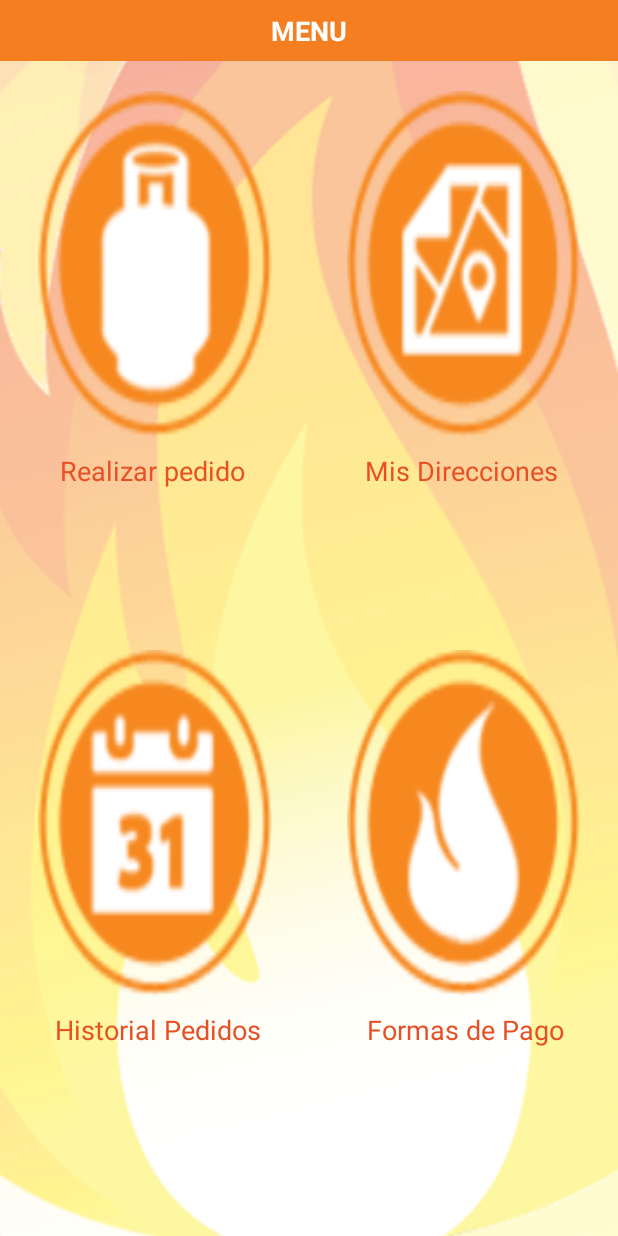
After one commit to MatiasHey/GasApp, an Android app: the layout menu_opciones.xml on its own in the app's theme, with its tools: preview values and no code run, on a phone screen of 412 x 824 dp. The commit adds this screen. Run offline under Robolectric (Android 15) with nearby library versions, the phone set to English and light mode, and no system bars.

Commit message:
Agregado Layout 'Menu-Opciones' -Agregadas Imagenes de Iconos -Agregadas funciones para testing en 'MainActivity'

```diff
--- a/app/src/main/java/com/gasapp/hey/gas/MainActivity.java
+++ b/app/src/main/java/com/gasapp/hey/gas/MainActivity.java
@@ -49,6 +49,10 @@ public class MainActivity extends ActionBarActivity {
         setContentView(R.layout.realizar_pedido);
     }
 
+    public void verMenu (View view){
+        setContentView(R.layout.menu_opciones);
+    }
+
     public void realizarPedido (View view){
         setContentView(R.layout.confirmar_pedido);
     }
--- a/app/src/main/res/layout/activity_main.xml
+++ b/app/src/main/res/layout/activity_main.xml
@@ -34,4 +34,13 @@
         android:onClick="verRealizarPedido"
         android:id="@+id/verPedido" />
 
+    <Button
+        android:layout_width="wrap_content"
+        android:layout_height="wrap_content"
+        android:layout_centerHorizontal="true"
+        android:layout_marginTop="150dp"
+        android:text="Ver Menu"
+        android:onClick="verMenu"
+        android:id="@+id/verMenu" />
+
 </RelativeLayout>
--- /dev/null
+++ b/app/src/main/res/layout/menu_opciones.xml
@@ -0,0 +1,136 @@
+<?xml version="1.0" encoding="utf-8"?>
+<LinearLayout xmlns:android="http://schemas.android.com/apk/res/android"
+    android:orientation="vertical" android:layout_width="match_parent"
+    android:layout_height="match_parent">
+    <FrameLayout
+        android:layout_width="fill_parent"
+        android:layout_height="wrap_content"
+        android:background="#f57e20">
+        <TextView
+            android:id="@+id/RegTitulo"
+            android:layout_width="wrap_content"
+            android:layout_height="wrap_content"
+            android:text="MENU"
+            android:textSize="8pt"
+            android:background="#f57e20"
+            android:textColor="#ffffff"
+            android:textStyle="bold"
+            android:singleLine="false"
+            android:padding="8dp"
+            android:layout_gravity="center_horizontal">
+        </TextView>
+    </FrameLayout>
+
+    <LinearLayout xmlns:android="http://schemas.android.com/apk/res/android"
+        android:layout_width="fill_parent"
+        android:layout_height="fill_parent"
+        android:orientation="vertical"
+        android:background="@drawable/fuego_fondo">
+        <LinearLayout
+            android:layout_width="fill_parent"
+            android:layout_height="0dip"
+            android:layout_weight=".7"
+            android:paddingTop="20dp"
+            android:paddingLeft="25dp"
+            android:paddingRight="25dp"
+            android:paddingBottom="10dp">
+
+            <ImageButton android:layout_width="fill_parent"
+                android:layout_height="fill_parent"
+                android:layout_weight="1"
+                android:background="@drawable/menu_ico_garrafa" />
+
+            <Space
+                android:layout_width="50dp"
+                android:layout_height="1dp"/>
+
+            <ImageButton android:layout_width="fill_parent"
+                android:layout_height="fill_parent"
+                android:layout_weight="1"
+                android:background="@drawable/menu_ico_mapa"/>
+        </LinearLayout>
+
+        <LinearLayout
+            android:layout_width="fill_parent"
+            android:layout_height="0dip"
+            android:layout_weight="0.30"
+            android:paddingRight="25dp"
+            android:paddingLeft="25dp">
+
+            <TextView android:layout_width="wrap_content"
+                android:layout_height="wrap_content"
+                android:layout_weight="1"
+                android:text="Realizar pedido"
+                android:layout_gravity="center_horizontal"
+                android:gravity="center_horizontal"
+                android:textColor="#e75025"
+                android:textSize="18dp" />
+
+            <Space
+                android:layout_width="50dp"
+                android:layout_height="1dp"/>
+
+            <TextView android:layout_width="wrap_content"
+                android:layout_height="wrap_content"
+                android:layout_weight="1"
+                android:text="Mis Direcciones"
+                android:gravity="center_horizontal"
+                android:textColor="#e75025"
+                android:textSize="18dp" />
+        </LinearLayout>
+
+        <LinearLayout
+            android:layout_width="fill_parent"
+            android:layout_height="0dip"
+            android:layout_weight=".7"
+            android:paddingLeft="25dp"
+            android:paddingTop="20dp"
+            android:paddingRight="25dp"
+            android:paddingBottom="10dp">
+
+            <ImageButton android:layout_width="fill_parent"
+                android:layout_height="fill_parent"
+                android:layout_weight="1"
+                android:background="@drawable/menu_ico_calendar"/>
+
+            <Space
+                android:layout_width="50dp"
+                android:layout_height="1dp"/>
+
+            <ImageButton android:layout_width="fill_parent"
+                android:layout_height="fill_parent"
+                android:layout_weight="1"
+                android:background="@drawable/menu_ico_fuego"/>
+        </LinearLayout>
+
+        <LinearLayout
+            android:layout_width="fill_parent"
+            android:layout_height="0dip"
+            android:layout_weight="0.40"
+            android:paddingLeft="25dp"
+            android:paddingRight="25dp">
+
+            <TextView android:layout_width="wrap_content"
+                android:layout_height="wrap_content"
+                android:layout_weight="1"
+                android:text="Historial Pedidos"
+                android:layout_gravity="center_horizontal"
+                android:gravity="center_horizontal"
+                android:textColor="#e75025"
+                android:textSize="18dp" />
+
+            <Space
+                android:layout_width="50dp"
+                android:layout_height="1dp"/>
+
+            <TextView android:layout_width="wrap_content"
+                android:layout_height="wrap_content"
+                android:layout_weight="1"
+                android:text="Formas de Pago"
+                android:gravity="center_horizontal"
+                android:textColor="#e75025"
+                android:textSize="18dp" />
+        </LinearLayout>
+    </LinearLayout>
+
+</LinearLayout>
```
Also changed, not shown: app/src/main/res/drawable/fuego_fondo.png, app/src/main/res/drawable/menu_ico_calendar.png (added), app/src/main/res/drawable/menu_ico_fuego.png (added), app/src/main/res/drawable/menu_ico_garrafa.png (added), app/src/main/res/drawable/menu_ico_mapa.png (added).
